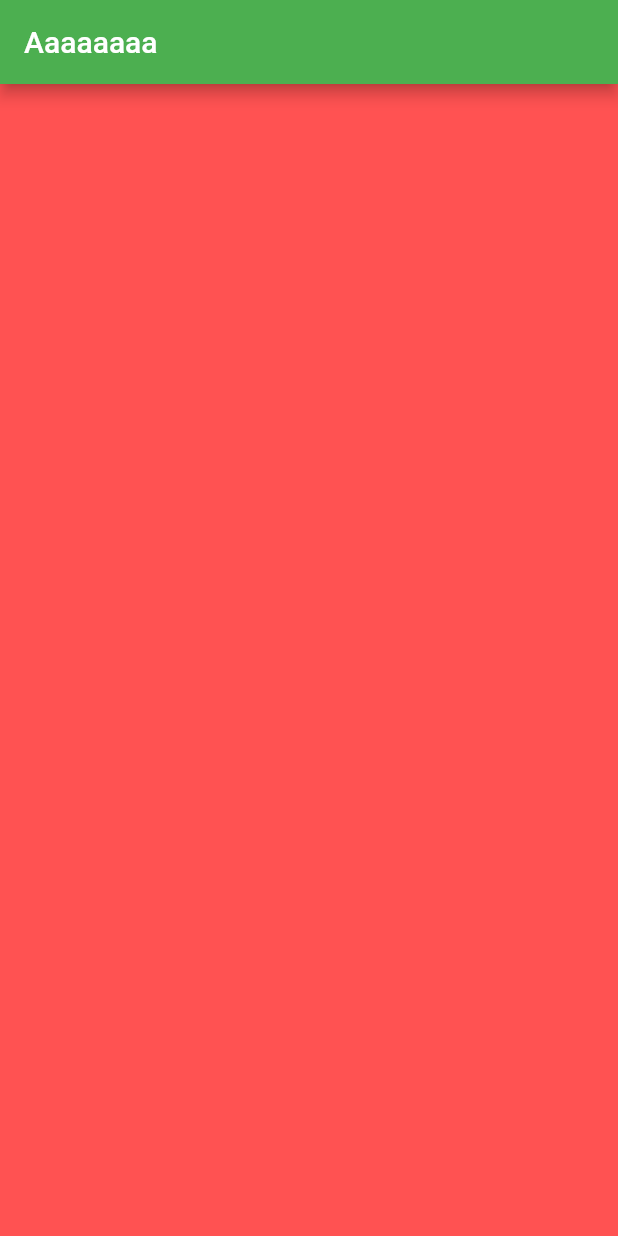
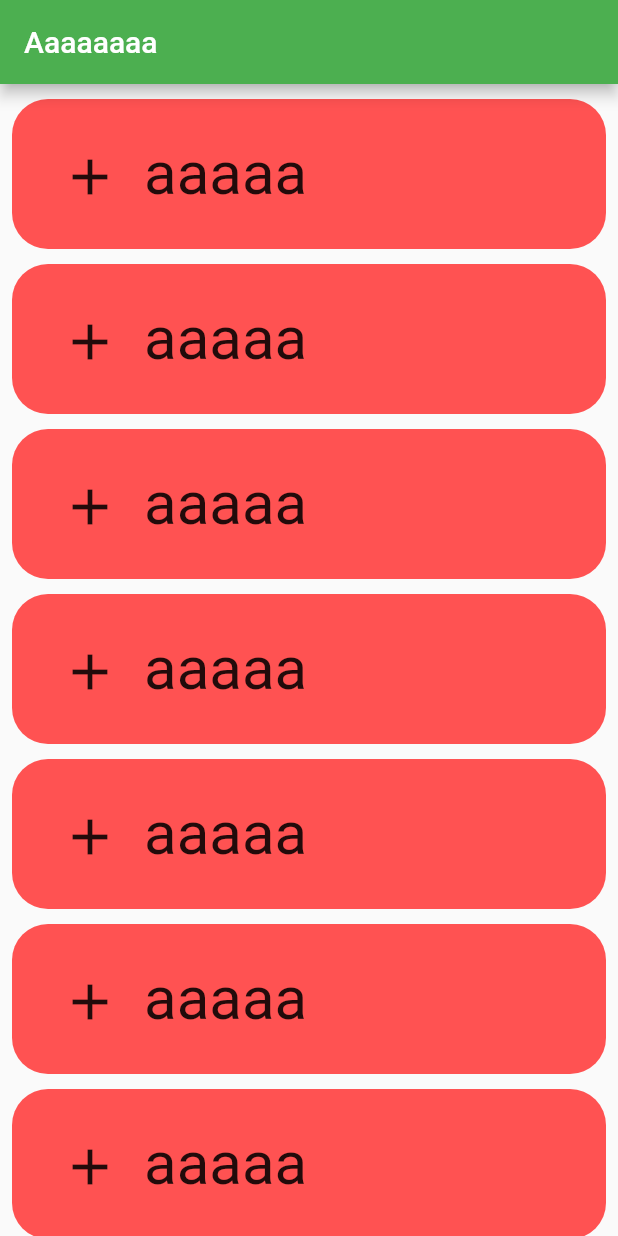
Before and after one commit to ruIlyaKiselev/hello_rectangle, a Flutter app: the screen it shows after launch, on a phone screen of 412 x 824 dp. Run offline on Flutter 3.47's test engine with Material 2 defaults, Android fonts, the phone set to English and light mode, and no system bars.

Commit message:
something features with list of same items

```diff
--- /dev/null
+++ b/lib/category.dart
@@ -0,0 +1,45 @@
+import 'package:flutter/material.dart';
+
+class Category extends StatelessWidget {
+
+  late Icon _icon;
+  late Text _text;
+
+  Category(Icon icon, Text text, {Key? key}) : super(key: key) {
+    _icon = icon;
+    _text = text;
+  }
+
+  @override
+  Widget build(BuildContext context) {
+    return Padding(
+      padding: const EdgeInsets.only(top: 10),
+      child: Container(
+        decoration: BoxDecoration(
+          borderRadius: BorderRadius.circular(24),
+          color: Colors.redAccent,
+        ),
+        child: Material(
+          child: InkWell(
+            onTap: () => {print("new event")},
+            child: Container(
+                width: double.infinity,
+                height: 100,
+                padding: const EdgeInsets.all(16),
+                child: Row(
+                    children: [
+                      Padding(
+                        padding: const EdgeInsets.all(16.0),
+                        child: _icon,
+                      ),
+                      _text
+                    ]
+                )
+            ),
+          ),
+          color: Colors.transparent,
+        ),
+      ),
+    );
+  }
+}
--- a/lib/main.dart
+++ b/lib/main.dart
@@ -1,11 +1,26 @@
 import 'package:flutter/material.dart';
+import 'package:hello_rectangle/category.dart';
 
 class HelloRectangle extends StatelessWidget {
 
   @override
   Widget build(BuildContext context){
-    return Container(
-      color: Colors.redAccent,
+    return Center(
+      child: Container(
+        color: Colors.redAccent,
+        height: 400,
+        width: 300,
+        padding: const EdgeInsets.all(20),
+        child: const Center(
+          child: Text(
+            "AAAAAAAAAAAAAAA",
+            style: TextStyle(
+                fontSize: 40
+            ),
+            textAlign: TextAlign.center,
+          ),
+        ),
+      ),
     );
   }
 }
@@ -20,7 +35,27 @@ void main() {
                 backgroundColor: Colors.green,
                 title: Text("Aaaaaaaa"),
               ),
-              body: HelloRectangle()
+              body: Padding(
+                padding: const EdgeInsets.symmetric(horizontal: 8),
+                child: SingleChildScrollView(
+                    child: Column(
+                      children: [
+                        Category(Icon(Icons.add, size: 40), Text("aaaaa", style: TextStyle(fontSize: 40),)),
+                        Category(Icon(Icons.add, size: 40), Text("aaaaa", style: TextStyle(fontSize: 40),)),
+                        Category(Icon(Icons.add, size: 40), Text("aaaaa", style: TextStyle(fontSize: 40),)),
+                        Category(Icon(Icons.add, size: 40), Text("aaaaa", style: TextStyle(fontSize: 40),)),
+                        Category(Icon(Icons.add, size: 40), Text("aaaaa", style: TextStyle(fontSize: 40),)),
+                        Category(Icon(Icons.add, size: 40), Text("aaaaa", style: TextStyle(fontSize: 40),)),
+                        Category(Icon(Icons.add, size: 40), Text("aaaaa", style: TextStyle(fontSize: 40),)),
+                        Category(Icon(Icons.add, size: 40), Text("aaaaa", style: TextStyle(fontSize: 40),)),
+                        Category(Icon(Icons.add, size: 40), Text("aaaaa", style: TextStyle(fontSize: 40),)),
+                        Category(Icon(Icons.add, size: 40), Text("aaaaa", style: TextStyle(fontSize: 40),)),
+                        Category(Icon(Icons.add, size: 40), Text("aaaaa", style: TextStyle(fontSize: 40),)),
+                        Category(Icon(Icons.add, size: 40), Text("aaaaa", style: TextStyle(fontSize: 40),)),
+                      ],
+                    )
+                ),
+              )
           )
       )
   );
```
